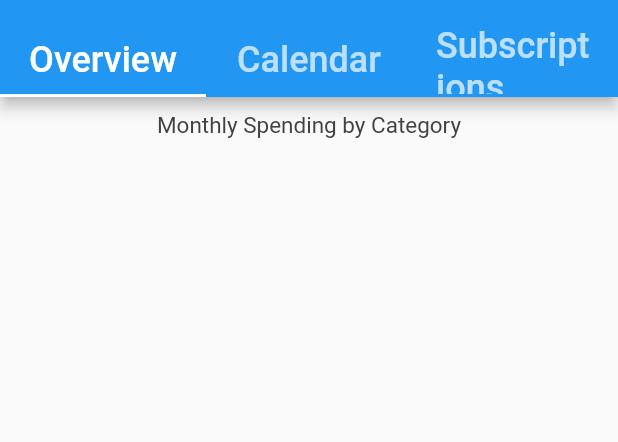
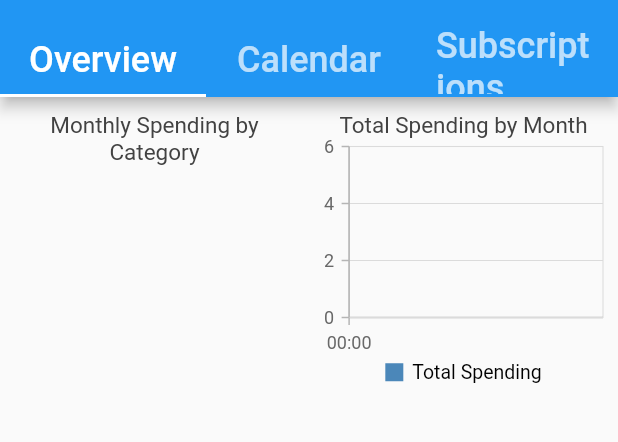
Before and after one commit to SubmarineApp/periscope, a Flutter app: the screen it shows after launch, on a phone screen of 412 x 824 dp, the part 59-501 px from its top. Run offline on Flutter 3.47's test engine with Material 2 defaults, Android fonts, the phone set to English and light mode, and no system bars; our stand-ins replace dio, jiffy, syncfusion_flutter_calendar, syncfusion_flutter_charts; missing offline and left inert: openapi_dart_common; statements that could not run were skipped.

Commit message:
Total spending by month chart
OH GOD THE HORRORS! THE HORRORS!!!

```diff
--- a/lib/OverviewPage.dart
+++ b/lib/OverviewPage.dart
@@ -3,6 +3,7 @@ import 'dart:collection';
 import 'package:backend_api/api.dart';
 import 'package:flutter/material.dart';
 import 'package:syncfusion_flutter_charts/charts.dart';
+import 'package:jiffy/jiffy.dart';
 
 class OverviewPage extends StatefulWidget {
   final DefaultApi client;
@@ -17,13 +18,52 @@ class _OverviewPageState extends State<OverviewPage> {
   final DefaultApi client;
   List<Subscription> items = <Subscription>[];
   HashMap<int, Category> categories = HashMap<int, Category>();
-  List<CategoryAccumulator> categorySpending = <CategoryAccumulator>[];
+  List<CategoryMonthlyPctAccumulator> categorySpendingThisMonth =
+      <CategoryMonthlyPctAccumulator>[];
+  List<MonthlySpendingAccumulator> monthlySpending = [];
+  HashMap<Category, List<MonthlySpendingAccumulator>> categoryMonthlySpending =
+      new HashMap<Category, List<MonthlySpendingAccumulator>>();
 
   _OverviewPageState({this.client}) {
     _init();
   }
 
+  List<DateTime> _recurrencesThisMonth(Subscription sub, DateTime month) {
+    if (month.isBefore(sub.startsAt)) return [];
+    var monthJiffy = Jiffy(month);
+    var startsAtJiffy = Jiffy(sub.startsAt);
+    DateTime renewalDate;
+    List<DateTime> result = [];
+    if (sub.recurrence == 'monthly') {
+      var monthsBetween = monthJiffy.diff(startsAtJiffy, Units.MONTH);
+      renewalDate = startsAtJiffy.add(months: monthsBetween);
+      result.add(renewalDate);
+    } else if (sub.recurrence == 'weekly') {
+      var dayOfWeek = startsAtJiffy.day;
+      renewalDate = Jiffy(monthJiffy.startOf(Units.WEEK)).add(days: dayOfWeek);
+      var nextMonth = monthJiffy.add(months: 1);
+      for (int i = 0; i < 4; i++) {
+        if (renewalDate.isAfter(nextMonth)) break;
+        result.add(renewalDate);
+        renewalDate = Jiffy(renewalDate).add(weeks: 1);
+      }
+    } else if (sub.recurrence == 'yearly') {
+      var renewalMonthNumber = sub.startsAt.month;
+      if (month.month == renewalMonthNumber) {
+        result.add(new DateTime(month.year, month.month, sub.startsAt.day));
+      }
+    }
+    // debugPrint("MONTH: ${month}");
+    // debugPrint("${sub.id} - ${sub.title}:");
+    // debugPrint(result.toString());
+    return result;
+  }
+
   _init() async {
+    // An old, dilapidated sign with faded writing stands in your path:
+    // ABANDON ALL HOPE
+    // YE WHO ENTER HERE
+    // ... eh. Must be nothing.
     HashMap<int, int> tempSpending = HashMap<int, int>();
     int totalSpending = 0;
     items = await client.subscriptionsGet();
@@ -34,38 +74,104 @@ class _OverviewPageState extends State<OverviewPage> {
       totalSpending += element.cost;
     });
     tempSpending.forEach((category, amount) {
-      categorySpending.add(CategoryAccumulator(
+      categorySpendingThisMonth.add(CategoryMonthlyPctAccumulator(
           categoryName: categories[category].name,
           amount: amount.toDouble() / totalSpending * 100));
     });
-    debugPrint(categorySpending.toString());
+    var now = new DateTime.now();
+    HashMap<DateTime, int> spendingPerMonth = new HashMap<DateTime, int>();
+    HashMap<Category, HashMap<DateTime, int>> spendingPerCategoryPerMonth =
+        new HashMap<Category, HashMap<DateTime, int>>();
+    var subsStartedPriorToNow =
+        items.where((element) => element.startsAt.isBefore(now));
+    subsStartedPriorToNow.forEach((sub) {
+      for (int i = -6; i < 7; i++) {
+        var startOfMonth =
+            Jiffy(Jiffy(DateTime.now()).add(months: i)).startOf(Units.MONTH);
+        var recurrencesThisMonth = _recurrencesThisMonth(sub, startOfMonth);
+        var recurrenceCost = recurrencesThisMonth.length * sub.cost;
+        spendingPerMonth[startOfMonth] ??= 0;
+        spendingPerMonth[startOfMonth] += recurrenceCost;
+        spendingPerCategoryPerMonth[categories[sub.category]] ??=
+            new HashMap<DateTime, int>();
+        spendingPerCategoryPerMonth[categories[sub.category]][startOfMonth] ??=
+            0;
+        spendingPerCategoryPerMonth[categories[sub.category]][startOfMonth] +=
+            recurrenceCost;
+      }
+    });
+    spendingPerMonth.forEach((month, amount) {
+      monthlySpending.add(
+          MonthlySpendingAccumulator(month: month, amount: amount / 100.0));
+    });
+    categoryMonthlySpending = spendingPerCategoryPerMonth.map((category, map) {
+      List<MonthlySpendingAccumulator> monthlySpendingForCategory = [];
+      map.forEach((month, amount) {
+        monthlySpendingForCategory.add(
+            MonthlySpendingAccumulator(month: month, amount: amount / 100.0));
+      });
+      return MapEntry(category, monthlySpendingForCategory);
+    });
     setState(() {});
   }
 
   @override
   Widget build(BuildContext context) {
+    var now = DateTime.now();
     return Center(
         child: Container(
-          child: SfCircularChart(
+            child: GridView.count(
+      crossAxisCount: 2,
+      children: [
+        SfCircularChart(
             title: ChartTitle(text: "Monthly Spending by Category"),
             series: <CircularSeries>[
-            PieSeries<CategoryAccumulator, String>(
-                dataSource: categorySpending,
+              DoughnutSeries<CategoryMonthlyPctAccumulator, String>(
+                  dataSource: categorySpendingThisMonth,
                   xValueMapper: (data, _) => data.categoryName,
                   yValueMapper: (data, _) => data.amount,
                   dataLabelMapper: (data, _) =>
-                    "${data.categoryName}\n${data.amount.toStringAsFixed(2)}",
+                      "${data.categoryName}\n${data.amount.toStringAsFixed(1)}%",
                   dataLabelSettings: DataLabelSettings(isVisible: true)
                   // pointColorMapper: (data, _) => Color.fromRGBO(255, 0, 0, 1))
                   )
-          ])),
-    );
+            ]),
+        SfCartesianChart(
+          primaryXAxis: DateTimeAxis(),
+          title: ChartTitle(text: "Total Spending by Month"),
+          legend: Legend(isVisible: true, position: LegendPosition.bottom),
+          series: <ChartSeries>[
+            LineSeries<MonthlySpendingAccumulator, DateTime>(
+                name: 'Total Spending',
+                dataSource: monthlySpending,
+                xValueMapper: (data, _) => data.month,
+                yValueMapper: (data, _) => data.amount),
+            ...categoryMonthlySpending
+                .map((category, monthlySpendingAcc) => MapEntry(
+                    category,
+                    LineSeries<MonthlySpendingAccumulator, DateTime>(
+                        name: category.name,
+                        dataSource: monthlySpendingAcc,
+                        xValueMapper: (data, _) => data.month,
+                        yValueMapper: (data, _) => data.amount)))
+                .values
+          ],
+        )
+      ],
+    )));
   }
 }
 
-class CategoryAccumulator {
+class CategoryMonthlyPctAccumulator {
   final String categoryName;
   final double amount;
 
-  CategoryAccumulator({this.categoryName, this.amount}) {}
+  CategoryMonthlyPctAccumulator({this.categoryName, this.amount});
 }
+
+class MonthlySpendingAccumulator {
+  final double amount;
+  final DateTime month;
+
+  MonthlySpendingAccumulator({this.month, this.amount});
+}
--- a/pubspec.yaml
+++ b/pubspec.yaml
@@ -33,6 +33,7 @@ dependencies:
   # The following adds the Cupertino Icons font to your application.
   # Use with the CupertinoIcons class for iOS style icons.
   cupertino_icons: ^1.0.2
+  jiffy: ^3.0.1
 
 dev_dependencies:
   flutter_test:
```
Also changed, not shown: pubspec.lock. Lines whose indentation alone changed are shown as unchanged.
